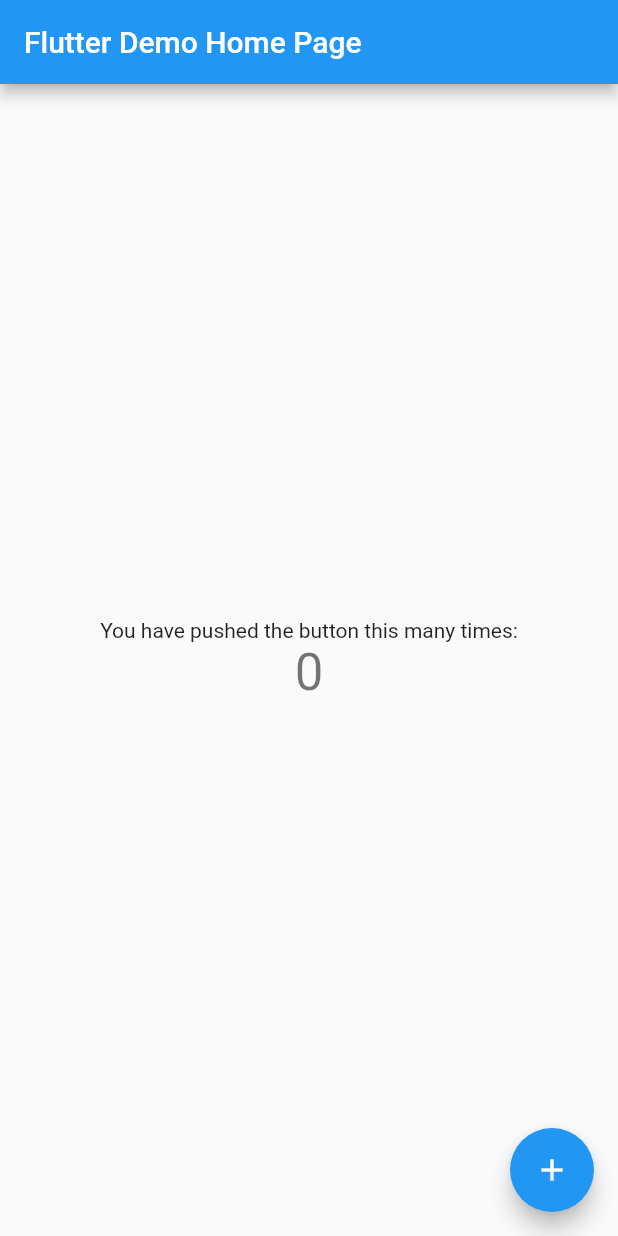
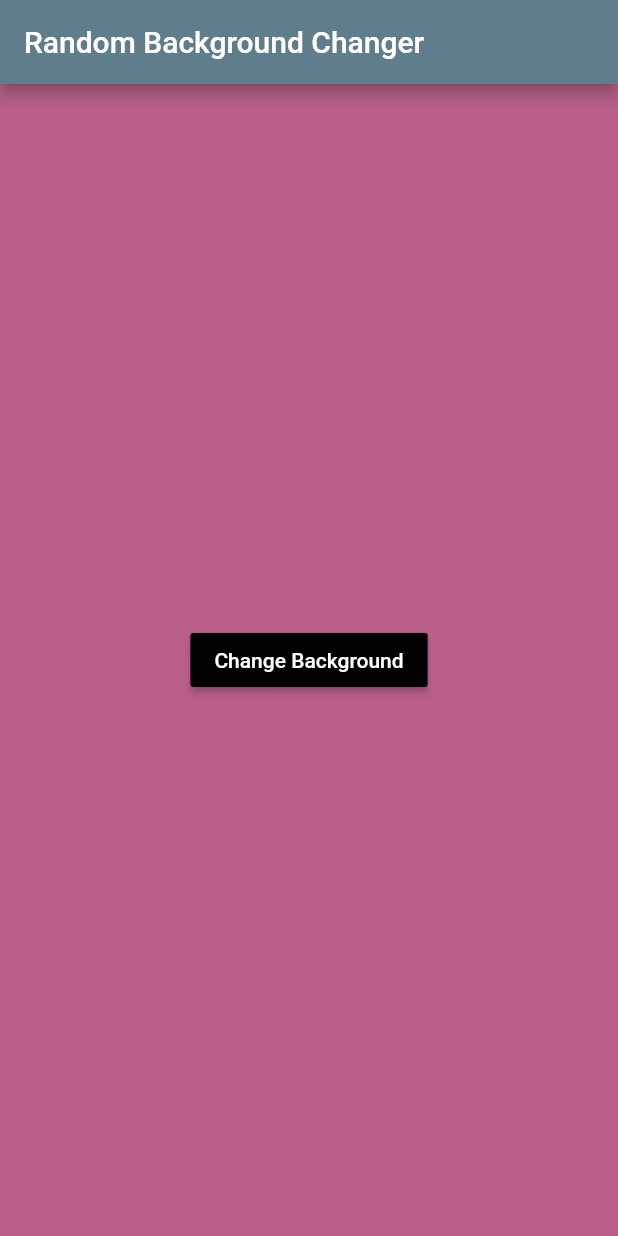
Before and after one commit to Wilson-kunadi/background-changer-flutter, a Flutter app: the screen it shows after launch, on a phone screen of 412 x 824 dp. Run offline on Flutter 3.47's test engine with Material 2 defaults, Android fonts, the phone set to English and light mode, and no system bars.

Commit message:
Completion of Random Background Changer Project & Challenges

```diff
--- /dev/null
+++ b/lib/bgChanger.dart
@@ -0,0 +1,62 @@
+import 'dart:math';
+
+import 'package:flutter/material.dart';
+
+class bgChanger extends StatefulWidget {
+  @override
+  _bgChangerState createState() => _bgChangerState();
+}
+
+String hexColor(String colorHexCode) =>
+    "0xff${colorHexCode.replaceAll("#", "")}";
+
+class _bgChangerState extends State<bgChanger> {
+  List<Color> color = [
+    Color(int.parse(hexColor("#B95F89"))),
+    Color(int.parse(hexColor("#d9d3b5"))),
+    Color(int.parse(hexColor("#9f2f2f"))),
+    Color(int.parse(hexColor("#bb9019"))),
+    Color(int.parse(hexColor("#616e39"))),
+  ];
+
+  Color bgcolor;
+
+  @override
+  void initState() {
+    // TODO: implement initState
+    super.initState();
+    this.bgcolor = color[0];
+  }
+
+  void bgChanger() {
+    int rd = Random().nextInt(5);
+    setState(() {
+      this.bgcolor = color[rd];
+    });
+  }
+
+  @override
+  Widget build(BuildContext context) {
+    return Scaffold(
+        appBar: AppBar(
+          title: Text("Random Background Changer"),
+        ),
+        body: Container(
+          color: bgcolor,
+          child: Center(
+            child: Container(
+              child: RaisedButton(
+                color: Colors.black,
+                onPressed: bgChanger,
+                child: Text(
+                  "Change Background",
+                  style: TextStyle(
+                    color: Colors.white,
+                  ),
+                ),
+              ),
+            ),
+          ),
+        ));
+  }
+}
--- a/lib/main.dart
+++ b/lib/main.dart
@@ -1,111 +1,18 @@
+import 'package:background_changer/bgChanger.dart';
 import 'package:flutter/material.dart';
 
-void main() => runApp(MyApp());
+void main(List<String> args) => runApp(MyApp());
 
 class MyApp extends StatelessWidget {
-  // This widget is the root of your application.
   @override
   Widget build(BuildContext context) {
     return MaterialApp(
-      title: 'Flutter Demo',
+      debugShowCheckedModeBanner: false,
+      title: "Random Background Changer",
       theme: ThemeData(
-        // This is the theme of your application.
-        //
-        // Try running your application with "flutter run". You'll see the
-        // application has a blue toolbar. Then, without quitting the app, try
-        // changing the primarySwatch below to Colors.green and then invoke
-        // "hot reload" (press "r" in the console where you ran "flutter run",
-        // or simply save your changes to "hot reload" in a Flutter IDE).
-        // Notice that the counter didn't reset back to zero; the application
-        // is not restarted.
-        primarySwatch: Colors.blue,
+        primarySwatch: Colors.blueGrey,
       ),
-      home: MyHomePage(title: 'Flutter Demo Home Page'),
+      home: bgChanger(),
     );
   }
 }
-
-class MyHomePage extends StatefulWidget {
-  MyHomePage({Key key, this.title}) : super(key: key);
-
-  // This widget is the home page of your application. It is stateful, meaning
-  // that it has a State object (defined below) that contains fields that affect
-  // how it looks.
-
-  // This class is the configuration for the state. It holds the values (in this
-  // case the title) provided by the parent (in this case the App widget) and
-  // used by the build method of the State. Fields in a Widget subclass are
-  // always marked "final".
-
-  final String title;
-
-  @override
-  _MyHomePageState createState() => _MyHomePageState();
-}
-
-class _MyHomePageState extends State<MyHomePage> {
-  int _counter = 0;
-
-  void _incrementCounter() {
-    setState(() {
-      // This call to setState tells the Flutter framework that something has
-      // changed in this State, which causes it to rerun the build method below
-      // so that the display can reflect the updated values. If we changed
-      // _counter without calling setState(), then the build method would not be
-      // called again, and so nothing would appear to happen.
-      _counter++;
-    });
-  }
-
-  @override
-  Widget build(BuildContext context) {
-    // This method is rerun every time setState is called, for instance as done
-    // by the _incrementCounter method above.
-    //
-    // The Flutter framework has been optimized to make rerunning build methods
-    // fast, so that you can just rebuild anything that needs updating rather
-    // than having to individually change instances of widgets.
-    return Scaffold(
-      appBar: AppBar(
-        // Here we take the value from the MyHomePage object that was created by
-        // the App.build method, and use it to set our appbar title.
-        title: Text(widget.title),
-      ),
-      body: Center(
-        // Center is a layout widget. It takes a single child and positions it
-        // in the middle of the parent.
-        child: Column(
-          // Column is also a layout widget. It takes a list of children and
-          // arranges them vertically. By default, it sizes itself to fit its
-          // children horizontally, and tries to be as tall as its parent.
-          //
-          // Invoke "debug painting" (press "p" in the console, choose the
-          // "Toggle Debug Paint" action from the Flutter Inspector in Android
-          // Studio, or the "Toggle Debug Paint" command in Visual Studio Code)
-          // to see the wireframe for each widget.
-          //
-          // Column has various properties to control how it sizes itself and
-          // how it positions its children. Here we use mainAxisAlignment to
-          // center the children vertically; the main axis here is the vertical
-          // axis because Columns are vertical (the cross axis would be
-          // horizontal).
-          mainAxisAlignment: MainAxisAlignment.center,
-          children: <Widget>[
-            Text(
-              'You have pushed the button this many times:',
-            ),
-            Text(
-              '$_counter',
-              style: Theme.of(context).textTheme.display1,
-            ),
-          ],
-        ),
-      ),
-      floatingActionButton: FloatingActionButton(
-        onPressed: _incrementCounter,
-        tooltip: 'Increment',
-        child: Icon(Icons.add),
-      ), // This trailing comma makes auto-formatting nicer for build methods.
-    );
-  }
-}
```
